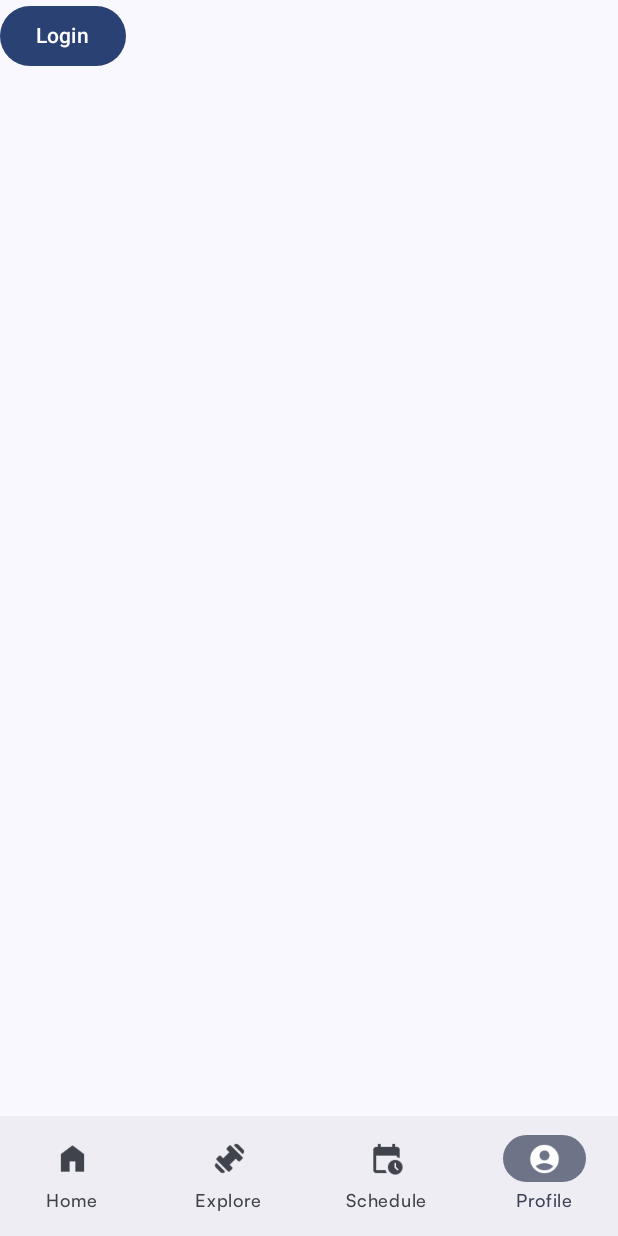
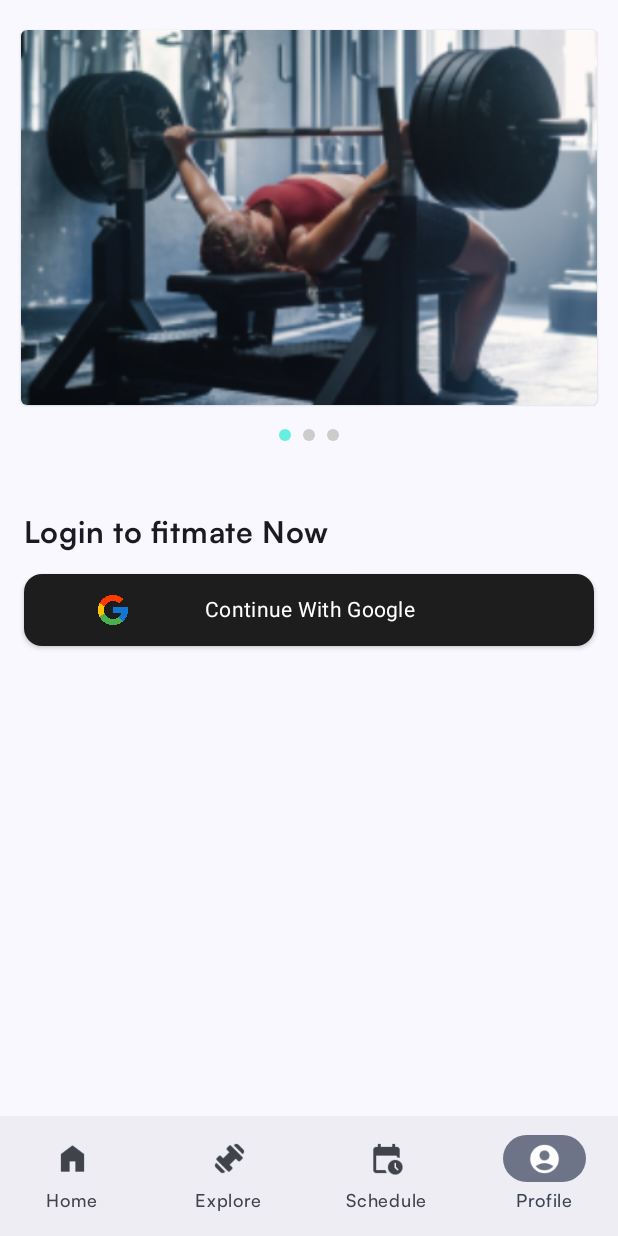
Before and after one commit to Fitmate-capstone/Fitmate, an Android app built with Jetpack Compose: the screen it shows after launch (MainActivity), item 4 of the bottom bar chosen, on a phone screen of 412 x 824 dp. Run offline under Robolectric (Android 15) with nearby library versions, the phone set to English and light mode, and no system bars; our stand-ins replace Firebase (no records; nobody signed in at launch, a user with empty details on screens opened directly), accompanist; pictures from the network do not load.

Commit message:
finish interactive [-alhpa version] and profile screen ui

```diff
--- a/app/build.gradle.kts
+++ b/app/build.gradle.kts
@@ -57,6 +57,7 @@ dependencies {
     implementation("androidx.activity:activity-compose:1.8.1")
     implementation(platform("androidx.compose:compose-bom:2023.06.01"))
     implementation("androidx.compose.ui:ui")
+    implementation("androidx.compose.ui:ui-util")
     implementation("androidx.compose.ui:ui-graphics")
     implementation("androidx.compose.ui:ui-tooling-preview")
     implementation("androidx.compose.material3:material3")
@@ -110,6 +111,9 @@ dependencies {
     implementation("org.tensorflow:tensorflow-lite-support:0.3.0")
     implementation("com.google.mlkit:pose-detection:18.0.0-beta3")
     implementation("com.google.mlkit:pose-detection-accurate:18.0.0-beta3")
+    implementation("com.google.accompanist:accompanist-pager:0.28.0")
+    implementation("com.google.accompanist:accompanist-pager-indicators:0.28.0")
+
 
 
 }
--- /dev/null
+++ b/app/src/main/java/com/tegar/fitmate/ui/composables/SlideBanner.kt
@@ -0,0 +1,96 @@
+package com.tegar.fitmate.ui.composables
+import androidx.compose.foundation.Image
+import androidx.compose.foundation.layout.*
+import androidx.compose.foundation.shape.RoundedCornerShape
+import androidx.compose.material.Card
+import androidx.compose.runtime.Composable
+import androidx.compose.runtime.LaunchedEffect
+import androidx.compose.ui.Alignment
+import androidx.compose.ui.Modifier
+import androidx.compose.ui.graphics.graphicsLayer
+import androidx.compose.ui.layout.ContentScale
+import androidx.compose.ui.res.painterResource
+import androidx.compose.ui.res.stringResource
+import androidx.compose.ui.tooling.preview.Preview
+import androidx.compose.ui.unit.dp
+import com.google.accompanist.pager.*
+import com.tegar.fitmate.R
+import kotlinx.coroutines.delay
+import kotlinx.coroutines.yield
+import kotlin.math.absoluteValue
+import androidx.compose.ui.util.lerp
+import com.tegar.fitmate.ui.theme.lightblue60
+import com.tegar.fitmate.ui.theme.neutral30
+
+@ExperimentalPagerApi
+@Composable
+fun SliderBanner(
+    modifier: Modifier = Modifier
+) {
+    val pagerState = rememberPagerState(initialPage = 0)
+    val imageSlider = listOf(
+        painterResource(id = R.drawable.bench_press),
+        painterResource(id = R.drawable.push_up),
+        painterResource(id = R.drawable.squat)
+    )
+
+    LaunchedEffect(Unit) {
+        while (true) {
+            yield()
+            delay(2600)
+            pagerState.animateScrollToPage(
+                page = (pagerState.currentPage + 1) % (pagerState.pageCount)
+            )
+        }
+    }
+
+    Column {
+        HorizontalPager(
+            count = imageSlider.size,
+            state = pagerState,
+            contentPadding = PaddingValues(horizontal = 14.dp),
+            modifier = modifier
+                .height(250.dp)
+                .fillMaxWidth()
+        ) { page ->
+            Card(
+                shape = RoundedCornerShape(4.dp),
+                modifier = Modifier
+                    .graphicsLayer {
+                        val pageOffset = calculateCurrentOffsetForPage(page).absoluteValue
+
+                        lerp(
+                            start = 0.85f,
+                            stop = 1f,
+                            fraction = 1f - pageOffset.coerceIn(0f, 1f)
+                        ).also { scale ->
+                            scaleX = scale
+                            scaleY = scale
+                        }
+
+                        alpha = lerp(
+                            start = 0.5f,
+                            stop = 1f,
+                            fraction = 1f - pageOffset.coerceIn(0f, 1f)
+                        )
+                    }
+            ) {
+                Image(
+                    painter = imageSlider[page],
+                    contentDescription = null,
+                    contentScale = ContentScale.Crop,
+                    modifier = Modifier.fillMaxSize()
+                )
+            }
+        }
+
+        HorizontalPagerIndicator(
+            pagerState = pagerState,
+            activeColor = lightblue60,
+            inactiveColor = neutral30,
+            modifier = Modifier
+                .align(Alignment.CenterHorizontally)
+                .padding(16.dp)
+        )
+    }
+}
--- a/app/src/main/java/com/tegar/fitmate/ui/screens/interactivelearn/InteractiveLearnScreen.kt
+++ b/app/src/main/java/com/tegar/fitmate/ui/screens/interactivelearn/InteractiveLearnScreen.kt
@@ -168,10 +168,6 @@ fun InteractiveLearnScreen(
     val onCounting by viewModel.onCounting.collectAsState()
     val maxRepetition by viewModel.maxRepetition.collectAsState()
     val maxSet by viewModel.maxSet.collectAsState()
-
-
-
-
 
 
     when (exerciseState) {
@@ -546,9 +542,9 @@ fun InteractiveLearnScreen(
             Text(stringResource(id = R.string.error_message))
         }
     }
+}
 
 
-}
 
 
 /*
--- a/app/src/main/java/com/tegar/fitmate/ui/screens/profile/ProfileScreen.kt
+++ b/app/src/main/java/com/tegar/fitmate/ui/screens/profile/ProfileScreen.kt
@@ -1,39 +1,132 @@
 package com.tegar.fitmate.ui.screens.profile
 
+import android.content.Context
+import android.content.res.Configuration
+import androidx.compose.foundation.BorderStroke
+import androidx.compose.foundation.background
+import androidx.compose.foundation.border
 import androidx.compose.foundation.layout.Arrangement
 import androidx.compose.foundation.layout.Column
+import androidx.compose.foundation.layout.PaddingValues
+import androidx.compose.foundation.layout.Row
 import androidx.compose.foundation.layout.Spacer
+import androidx.compose.foundation.layout.fillMaxWidth
 import androidx.compose.foundation.layout.height
+import androidx.compose.foundation.layout.offset
+import androidx.compose.foundation.layout.padding
 import androidx.compose.foundation.layout.size
 import androidx.compose.foundation.shape.CircleShape
+import androidx.compose.foundation.shape.RoundedCornerShape
+import androidx.compose.foundation.text.BasicTextField
+import androidx.compose.material.icons.Icons
+import androidx.compose.material.icons.filled.Cloud
+import androidx.compose.material.icons.filled.Logout
+import androidx.compose.material.icons.filled.Repeat
 import androidx.compose.material3.Button
+import androidx.compose.material3.ButtonDefaults
+import androidx.compose.material3.DropdownMenu
+import androidx.compose.material3.DropdownMenuItem
+import androidx.compose.material3.Icon
+import androidx.compose.material3.MaterialTheme
+import androidx.compose.material3.Surface
 import androidx.compose.material3.Text
 import androidx.compose.runtime.Composable
+import androidx.compose.runtime.getValue
+import androidx.compose.runtime.mutableStateOf
+import androidx.compose.runtime.remember
+import androidx.compose.runtime.setValue
 import androidx.compose.ui.Alignment
 import androidx.compose.ui.Modifier
 import androidx.compose.ui.draw.clip
+import androidx.compose.ui.graphics.Color
+import androidx.compose.ui.layout.VerticalAlignmentLine
+import androidx.compose.ui.platform.LocalContext
+import androidx.compose.ui.res.painterResource
+import androidx.compose.ui.res.stringResource
+import androidx.compose.ui.text.style.TextAlign
 import androidx.compose.ui.unit.dp
+import androidx.compose.ui.unit.sp
 import coil.compose.AsyncImage
+import com.google.accompanist.pager.ExperimentalPagerApi
+import com.tegar.fitmate.R
+import com.tegar.fitmate.ui.composables.SliderBanner
 import com.tegar.fitmate.ui.screens.model.UserData
+import com.tegar.fitmate.ui.theme.neutral10
+import com.tegar.fitmate.ui.theme.neutral80
+import org.intellij.lang.annotations.JdkConstants.HorizontalAlignment
+import java.util.Locale
 
+@OptIn(ExperimentalPagerApi::class)
 @Composable
 fun ProfileScreen(
     userData: UserData?,
     onSignIn: () -> Unit,
     onSignOut: () -> Unit,
-    redirectToHome : () -> Unit,
+    redirectToHome: () -> Unit,
 ) {
+    val currentLocale = LocalContext.current.resources.configuration
+    var selectedLanguage by remember { mutableStateOf(Locale.getDefault().language) }
+    val context = LocalContext.current
     Column(
         verticalArrangement = Arrangement.Center,
-        horizontalAlignment = Alignment.CenterHorizontally
+        horizontalAlignment = Alignment.CenterHorizontally,
     ) {
         if (userData == null) {
-            // User is not logged in, show login button
-            Button(onClick = onSignIn) {
-                Text("Login")
+            Spacer(modifier = Modifier.height(20.dp))
+            SliderBanner()
+
+
+            Spacer(modifier = Modifier.height(16.dp))
+            Column(
+                modifier = Modifier.padding(16.dp)
+            ) {
+                Text("Login to fitmate Now" , style = MaterialTheme.typography.bodyLarge.copy(
+                    fontSize = 20.sp
+                ))
+                Spacer(modifier = Modifier.height(16.dp))
+
+                Button(
+                    onClick = onSignIn,
+                    elevation = ButtonDefaults.buttonElevation(
+                        defaultElevation = 2.dp
+                    ),
+                    shape = RoundedCornerShape(12.dp),
+                    contentPadding = PaddingValues(
+                        vertical = 14.dp,
+                        horizontal = 49.dp
+                    ),
+                    colors = ButtonDefaults.buttonColors(
+                        containerColor = neutral80,
+                        contentColor = neutral10
+                    ),
+                ) {
+
+                    Icon(
+                        painter = painterResource(id = R.drawable.ic_google),
+                        modifier = Modifier.size(20.dp),
+                        contentDescription = null,
+                        tint = Color.Unspecified
+                    )
+                    Text(
+                        text = stringResource(id = R.string.continue_with_google),
+                        style = MaterialTheme.typography.bodyMedium,
+                        textAlign = TextAlign.Center,
+                        modifier = Modifier
+                            .weight(1f)
+                            .offset(x = -20.dp / 2) //default icon width = 24.dp
+                    )
                 }
+            }
+
+
         } else {
             if (userData?.profilePictureUrl != null) {
+
+                Column(
+                    horizontalAlignment = Alignment.CenterHorizontally,
+
+                    modifier = Modifier.fillMaxWidth()
+                ) {
                     AsyncImage(
                         model = userData.profilePictureUrl,
                         contentDescription = "Profile Picture",
@@ -46,15 +139,60 @@ fun ProfileScreen(
                     Spacer(modifier = Modifier.height(16.dp))
                 }
 
-            // User is logged in, show profile and logout button
+
+
+                Column(modifier = Modifier.padding(16.dp),
+                    verticalArrangement = Arrangement.Center,
+                    horizontalAlignment = Alignment.CenterHorizontally,) {
                     Text("Hello  ${userData.username}")
-            // Display user data or other profile information here
-            Button(onClick = {
+
+                    Spacer(modifier = Modifier.height(16.dp))
+                    Button(
+                        onClick = {
                             onSignOut()
                             redirectToHome()
-            }) {
-                Text("Keluar")
+                        },
+                        elevation = ButtonDefaults.buttonElevation(
+                            defaultElevation = 2.dp
+                        ),
+                        shape = RoundedCornerShape(12.dp),
+                        contentPadding = PaddingValues(
+                            vertical = 14.dp,
+                            horizontal = 49.dp
+                        ),
+                        colors = ButtonDefaults.buttonColors(
+                            containerColor = neutral80,
+                            contentColor = neutral10
+                        ),
+                    ) {
+
+                        Icon(
+                            imageVector = Icons.Filled.Logout,
+                            modifier = Modifier.size(20.dp),
+                            contentDescription = null,
+                            tint = Color.White
+                        )
+                        Text(
+                            text = stringResource(id = R.string.logout),
+                            style = MaterialTheme.typography.bodyMedium,
+                            textAlign = TextAlign.Center,
+                            modifier = Modifier
+                                .weight(1f)
+                                .offset(x = -20.dp / 2) //default icon width = 24.dp
+                        )
+                    }
+
+                }
+
+
+            }
+
         }
     }
 }
+
+fun setLocale(context: Context, locale: Locale) {
+    val configuration = Configuration(context.resources.configuration)
+    configuration.setLocale(locale)
+    context.resources.updateConfiguration(configuration, context.resources.displayMetrics)
 }
--- a/app/src/main/res/values/strings.xml
+++ b/app/src/main/res/values/strings.xml
@@ -17,6 +17,9 @@
     <string name="search_label">Search by gesture or tool</string>
     <string name="start_interactive_text">Start Interactive Mode</string>
 
+    <string name="continue_with_google">Continue With Google</string>
+    <string name="logout">Logout</string>
+
     <string name="web_client_id">844776645166-epr9naab15th7drk3cp3dai8fs84pubh.apps.googleusercontent.com</string>
 
 </resources>
```
Also changed, not shown: app/src/main/res/drawable/ic_google.png (added). Lines whose indentation alone changed are shown as unchanged.
